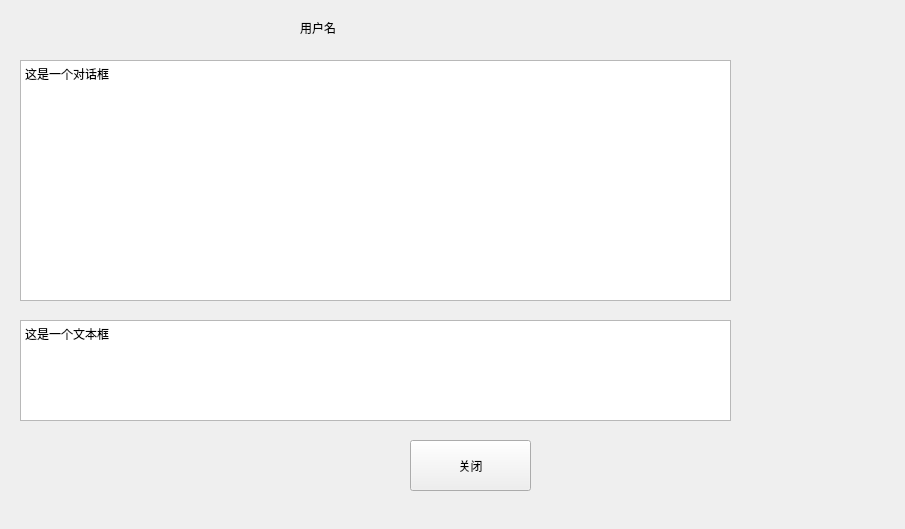
This is widgetchat.ui in monikashimamura/Test as Qt 5 draws it before an edit. The edited form follows.
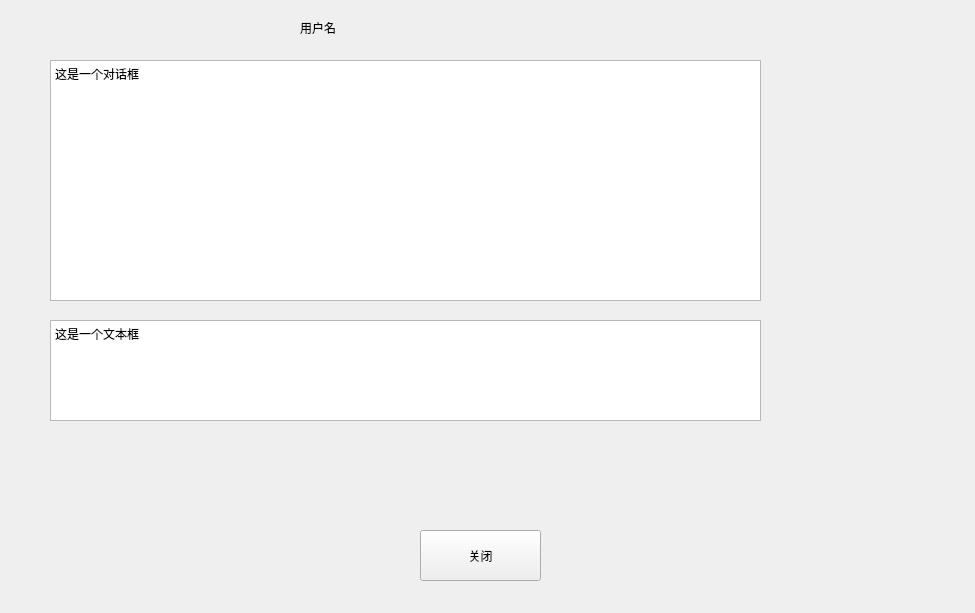
This is the edited form.

```diff
--- a/widgetchat.ui
+++ b/widgetchat.ui
@@ -6,8 +6,8 @@
    <rect>
     <x>0</x>
     <y>0</y>
-    <width>905</width>
-    <height>529</height>
+    <width>975</width>
+    <height>613</height>
    </rect>
   </property>
   <property name="windowTitle">
@@ -29,8 +29,8 @@
   <widget class="QPushButton" name="pushButton">
    <property name="geometry">
     <rect>
-     <x>410</x>
-     <y>440</y>
+     <x>420</x>
+     <y>530</y>
      <width>121</width>
      <height>51</height>
     </rect>
@@ -45,7 +45,7 @@
   <widget class="QTextEdit" name="textEdit">
    <property name="geometry">
     <rect>
-     <x>20</x>
+     <x>50</x>
      <y>320</y>
      <width>711</width>
      <height>101</height>
@@ -62,7 +62,7 @@
   <widget class="QTextEdit" name="textEdit_2">
    <property name="geometry">
     <rect>
-     <x>20</x>
+     <x>50</x>
      <y>60</y>
      <width>711</width>
      <height>241</height>
```
